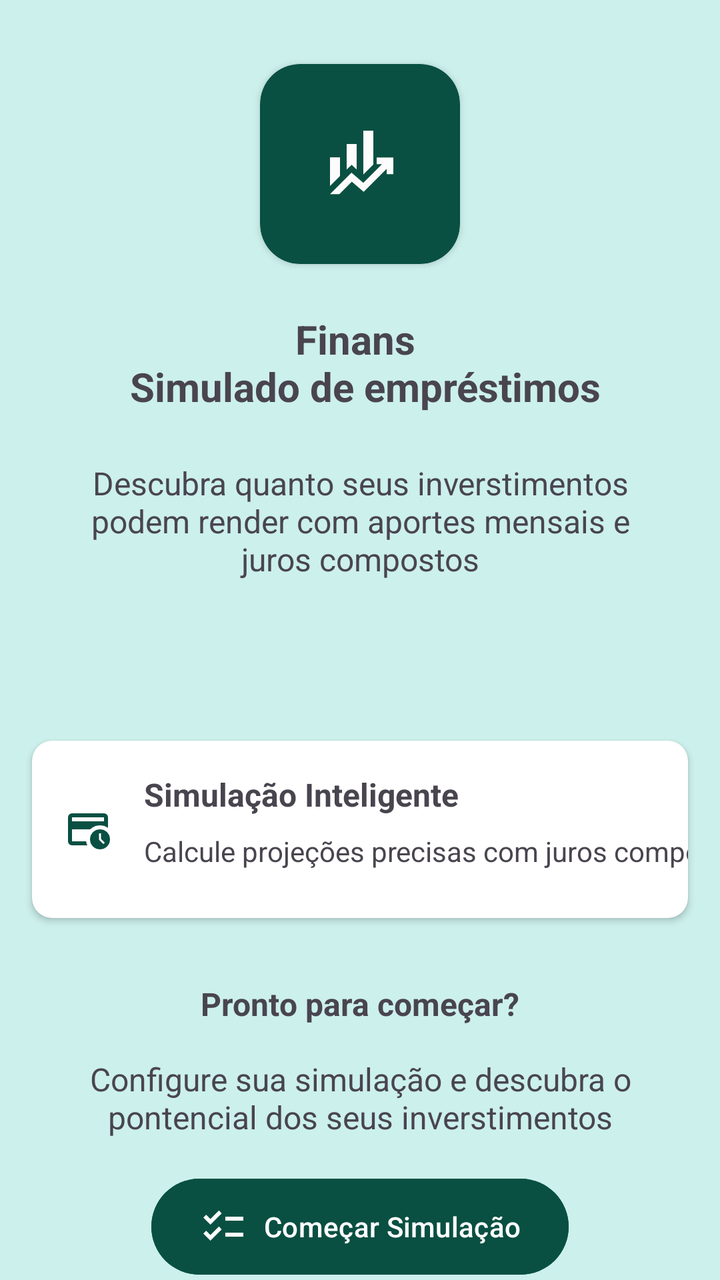
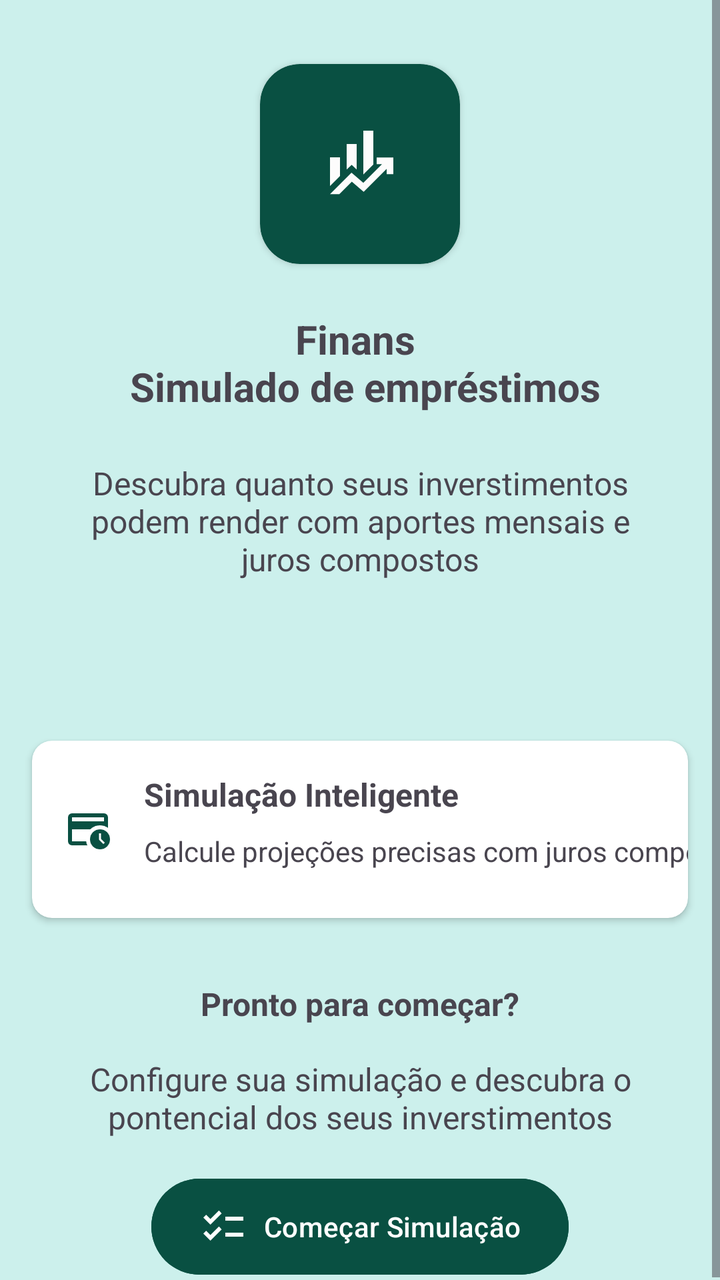

Compare the two renders of this Android layout. The source of the first and the diff that turns it into the second are given below.
<!-- AndroidManifest.xml: application theme Theme.Finans -->
<!-- res/layout/activity_main.xml -->
<?xml version="1.0" encoding="utf-8"?>
<androidx.constraintlayout.widget.ConstraintLayout
    xmlns:android="http://schemas.android.com/apk/res/android"
    xmlns:app="http://schemas.android.com/apk/res-auto"
    xmlns:tools="http://schemas.android.com/tools"
    android:id="@+id/main"
    android:layout_width="match_parent"
    android:layout_height="match_parent"
    tools:context=".view.MainActivity"
    android:background="@color/verde_claro">


    <androidx.cardview.widget.CardView
        android:id="@+id/cardView"
        android:layout_width="100dp"
        android:layout_height="100dp"
        android:layout_marginTop="32dp"
        android:backgroundTint="@color/verde"
        app:cardCornerRadius="20dp"
        app:layout_constraintEnd_toEndOf="parent"
        app:layout_constraintStart_toStartOf="parent"
        app:layout_constraintTop_toTopOf="parent">

        <LinearLayout
            android:layout_width="match_parent"
            android:layout_height="match_parent"
            android:gravity="center">

            <ImageView
                android:layout_width="40dp"
                android:layout_height="40dp"
                android:src="@drawable/ic_logo" />

        </LinearLayout>

    </androidx.cardview.widget.CardView>

    <TextView
        android:id="@+id/textView"
        android:layout_width="0dp"
        android:layout_height="wrap_content"
        android:layout_marginStart="16dp"
        android:layout_marginTop="24dp"
        android:layout_marginEnd="16dp"
        android:text="Finans \n Simulado de empréstimos"
        android:textAlignment="center"
        android:textSize="20sp"
        android:textStyle="bold"
        app:layout_constraintEnd_toEndOf="parent"
        app:layout_constraintStart_toStartOf="parent"
        app:layout_constraintTop_toBottomOf="@+id/cardView" />

    <TextView
        android:id="@+id/textView2"
        android:layout_width="0dp"
        android:layout_height="wrap_content"
        android:layout_marginStart="32dp"
        android:layout_marginTop="24dp"
        android:layout_marginEnd="32dp"
        android:text="Descubra quanto seus inverstimentos podem render com aportes mensais e juros compostos"
        android:textAlignment="center"
        android:textSize="16sp"
        app:layout_constraintEnd_toEndOf="parent"
        app:layout_constraintStart_toStartOf="parent"
        app:layout_constraintTop_toBottomOf="@+id/textView" />

    <androidx.cardview.widget.CardView
        android:id="@+id/cardView2"
        android:layout_width="match_parent"
        android:layout_height="wrap_content"
        android:layout_marginStart="16dp"
        android:layout_marginTop="80dp"
        android:layout_marginEnd="16dp"
        android:elevation="8dp"
        app:cardCornerRadius="10dp"
        app:layout_constraintEnd_toEndOf="parent"
        app:layout_constraintStart_toStartOf="parent"
        app:layout_constraintTop_toBottomOf="@+id/textView2">

        <androidx.constraintlayout.widget.ConstraintLayout
            android:layout_width="match_parent"
            android:layout_height="match_parent">


            <ImageView
                android:id="@+id/imageView"
                android:layout_width="wrap_content"
                android:layout_height="wrap_content"
                android:layout_marginStart="16dp"
                app:layout_constraintBottom_toBottomOf="parent"
                app:layout_constraintStart_toStartOf="parent"
                app:layout_constraintTop_toTopOf="parent"
                app:srcCompat="@drawable/ic_calcule" />

            <TextView
                android:id="@+id/textView3"
                android:layout_width="wrap_content"
                android:layout_height="wrap_content"
                android:layout_marginStart="16dp"
                android:layout_marginTop="16dp"
                android:layout_marginBottom="8dp"
                android:text="Simulação Inteligente"
                android:textSize="16sp"
                android:textStyle="bold"
                app:layout_constraintBottom_toTopOf="@+id/textView4"
                app:layout_constraintStart_toEndOf="@+id/imageView"
                app:layout_constraintTop_toTopOf="parent"
                app:layout_constraintVertical_bias="0.741" />

            <TextView
                android:id="@+id/textView4"
                android:layout_width="wrap_content"
                android:layout_height="wrap_content"
                android:layout_marginStart="16dp"
                android:layout_marginBottom="24dp"
                android:text="Calcule projeções precisas com juros compostos"
                app:layout_constraintBottom_toBottomOf="parent"
                app:layout_constraintStart_toEndOf="@+id/imageView" />
        </androidx.constraintlayout.widget.ConstraintLayout>

    </androidx.cardview.widget.CardView>

    <TextView
        android:id="@+id/textView5"
        android:layout_width="wrap_content"
        android:layout_height="wrap_content"
        android:layout_marginTop="32dp"
        android:text="Pronto para começar?"
        android:textSize="16sp"
        android:textStyle="bold"
        app:layout_constraintEnd_toEndOf="parent"
        app:layout_constraintStart_toStartOf="parent"
        app:layout_constraintTop_toBottomOf="@+id/cardView2" />

    <TextView
        android:id="@+id/textView6"
        android:layout_width="0dp"
        android:layout_height="wrap_content"
        android:layout_marginStart="16dp"
        android:layout_marginTop="16dp"
        android:layout_marginEnd="16dp"
        android:textAlignment="center"
        android:textSize="16sp"
        android:text="Configure sua simulação e descubra o pontencial dos seus inverstimentos"
        app:layout_constraintEnd_toEndOf="parent"
        app:layout_constraintStart_toStartOf="parent"
        app:layout_constraintTop_toBottomOf="@+id/textView5" />

    <com.google.android.material.button.MaterialButton
        android:id="@+id/btComeca"
        android:layout_width="wrap_content"
        android:layout_height="wrap_content"
        android:layout_marginTop="16dp"
        android:text="Começar Simulação"
        android:backgroundTint="@color/verde"
        android:drawableLeft="@drawable/ic_list"
       android:paddingTop="12dp"
        android:paddingBottom="12dp"
        app:layout_constraintEnd_toEndOf="parent"
        app:layout_constraintStart_toStartOf="parent"
        app:layout_constraintTop_toBottomOf="@+id/textView6" />


</androidx.constraintlayout.widget.ConstraintLayout>
<!-- resources referenced by this layout -->
<resources>
  <color name="verde">#095042</color>
  <color name="verde_claro">#CCF0EC</color>
  <!-- drawable ic_calcule (drawable) -->
  <vector xmlns:android="http://schemas.android.com/apk/res/android" android:height="24dp" android:tint="#095042" android:viewportHeight="960" android:viewportWidth="960" android:width="24dp">
        
      <path android:fillColor="@android:color/white" android:pathData="M160,720L160,720Q160,710 160,700.5Q160,691 160,680Q160,563 160,481.5Q160,400 160,400Q160,400 160,403.5Q160,407 160,413L160,240Q160,240 160,240Q160,240 160,240L160,240Q160,240 160,240Q160,240 160,240L160,720Q160,720 160,720Q160,720 160,720ZM160,320L800,320L800,240Q800,240 800,240Q800,240 800,240L160,240Q160,240 160,240Q160,240 160,240L160,320ZM467,800L160,800Q127,800 103.5,776.5Q80,753 80,720L80,240Q80,207 103.5,183.5Q127,160 160,160L800,160Q833,160 856.5,183.5Q880,207 880,240L880,450Q844,425 802,412.5Q760,400 716,400Q662,400 612,421Q562,442 524,480L160,480L160,720Q160,720 160,720Q160,720 160,720L443,720Q446,741 452,761Q458,781 467,800ZM787,775L815,747L740,672L740,560L700,560L700,688L787,775ZM721,880Q637,880 578.5,822Q520,764 520,680Q520,596 578.5,538Q637,480 721,480Q804,480 862,538.5Q920,597 920,680Q920,763 862,821.5Q804,880 721,880Z"/>
      
  </vector>
  <!-- drawable ic_list (drawable) -->
  <vector xmlns:android="http://schemas.android.com/apk/res/android" android:height="24dp" android:tint="#FFFFFF" android:viewportHeight="960" android:viewportWidth="960" android:width="24dp">
        
      <path android:fillColor="@android:color/white" android:pathData="M222,760L80,618L136,562L221,647L391,477L447,534L222,760ZM222,440L80,298L136,242L221,327L391,157L447,214L222,440ZM520,680L520,600L880,600L880,680L520,680ZM520,360L520,280L880,280L880,360L520,360Z"/>
      
  </vector>
  <!-- drawable ic_logo (drawable) -->
  <vector xmlns:android="http://schemas.android.com/apk/res/android" android:height="24dp" android:tint="#FDFCFC" android:viewportHeight="960" android:viewportWidth="960" android:width="24dp">
        
      <path android:fillColor="@android:color/white" android:pathData="M320,546L320,240L440,240L440,546L380,490L320,546ZM520,606L520,80L640,80L640,486L520,606ZM120,744L120,400L240,400L240,624L120,744ZM120,842L378,584L520,706L744,482L680,482L680,402L880,402L880,602L800,602L800,538L524,814L382,692L232,842L120,842Z"/>
      
  </vector>
  <style name="Theme.Finans" parent="Base.Theme.Finans" />
  <style name="Base.Theme.Finans" parent="Theme.Material3.DayNight.NoActionBar">
          
          
      </style>
</resources>

<!-- the commit's change to res/layout/activity_main.xml (unified diff, before → after) -->
@@ -1,8 +1,13 @@
 <?xml version="1.0" encoding="utf-8"?>
-<androidx.constraintlayout.widget.ConstraintLayout
+<ScrollView
+    android:layout_width="match_parent"
+    android:layout_height="match_parent"
     xmlns:android="http://schemas.android.com/apk/res/android"
     xmlns:app="http://schemas.android.com/apk/res-auto"
     xmlns:tools="http://schemas.android.com/tools"
+    android:fillViewport="true">
+
+<androidx.constraintlayout.widget.ConstraintLayout
     android:id="@+id/main"
     android:layout_width="match_parent"
     android:layout_height="match_parent"
@@ -162,3 +167,5 @@
 
 
 </androidx.constraintlayout.widget.ConstraintLayout>
+
+</ScrollView>
